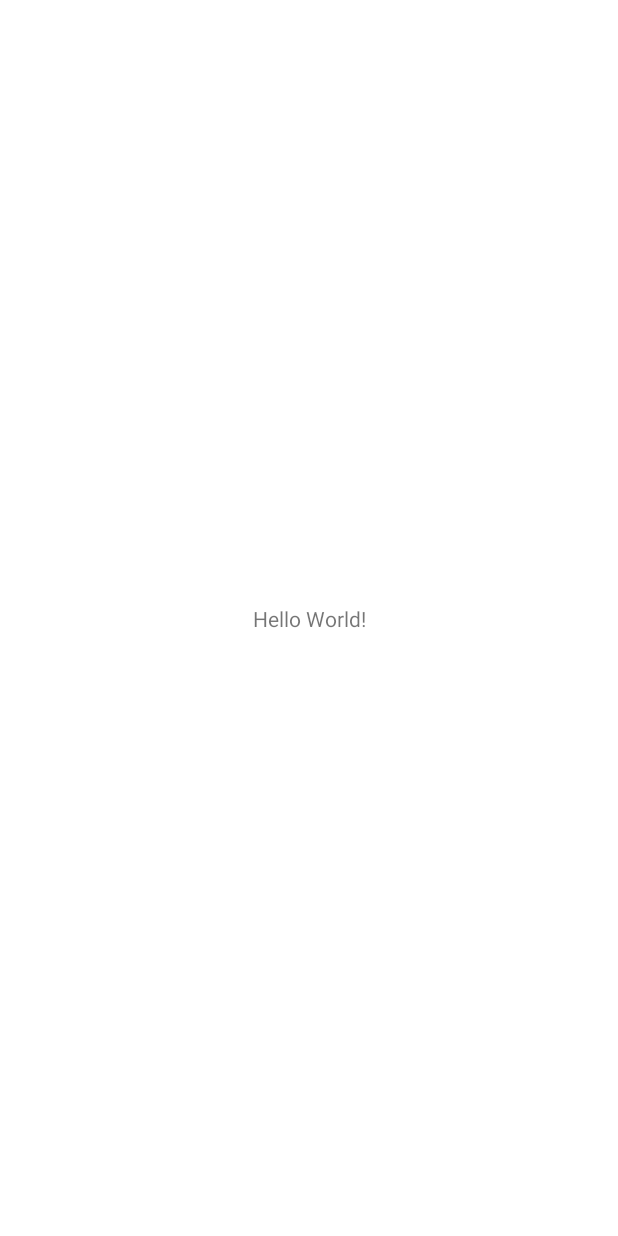
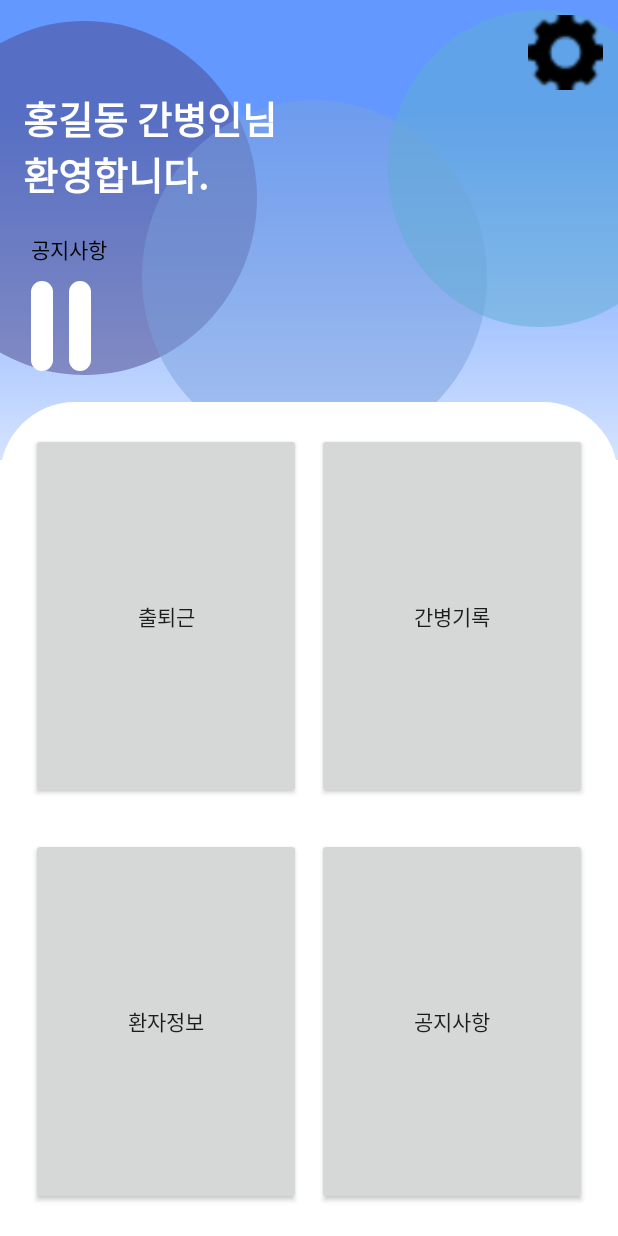
Before and after one commit to carehalcare/carehalcare_manage, an Android app: the MainActivity screen opened directly, with no data from a screen before it, on a phone screen of 412 x 824 dp. Before the commit the screen is almost empty. Run offline under Robolectric (Android 15) with nearby library versions, the phone set to English and light mode, and no system bars.

Commit message:
메인화면 UI

```diff
--- a/app/src/main/AndroidManifest.xml
+++ b/app/src/main/AndroidManifest.xml
@@ -24,9 +24,9 @@
         <activity android:name=".Feature_login.KakaologinActivity" />
         <activity android:name=".Feature_login.SignupActivity"/>
         <activity android:name=".Feature_login.LoginActivity"/>
-        <activity android:name=".PatientinfoActivity"/>
-        <activity android:name=".MainActivity"/>
-        <activity android:name=".NoticeActivity"/>
+        <activity android:name=".Feature_mainpage.PatientinfoActivity"/>
+        <activity android:name=".Feature_mainpage.MainActivity"/>
+        <activity android:name=".Feature_mainpage.NoticeActivity"/>
 
     </application>
 
--- /dev/null
+++ b/app/src/main/java/carehalcare/carehalcare_manage/Feature_mainpage/MainActivity.java
@@ -0,0 +1,62 @@
+package carehalcare.carehalcare_manage.Feature_mainpage;
+
+import androidx.appcompat.app.AppCompatActivity;
+
+import android.content.Intent;
+import android.os.Bundle;
+import android.view.View;
+import android.widget.Button;
+
+import carehalcare.carehalcare_manage.R;
+import carehalcare.carehalcare_manage.RecordActivity;
+
+public class MainActivity extends AppCompatActivity {
+
+
+    private Button commute, write, info, noti;
+
+    @Override
+    protected void onCreate(Bundle savedInstanceState) {
+        super.onCreate(savedInstanceState);
+        setContentView(R.layout.activity_main);
+
+        commute = (Button) findViewById(R.id.menu1);
+        write = (Button) findViewById(R.id.menu2);
+        info = (Button) findViewById(R.id.menu3);
+        noti = (Button) findViewById(R.id.menu4);
+
+        /*
+        commute.setOnClickListener(new View.OnClickListener() {
+            @Override
+            public void onClick(View view) {
+                Intent intent = new Intent(MainActivity.this, MainActivity.class);
+                startActivity(intent);
+            }
+        });
+         */
+        write.setOnClickListener(new View.OnClickListener() {
+            @Override
+            public void onClick(View view) {
+                Intent intent = new Intent(MainActivity.this, RecordActivity.class);
+                startActivity(intent);
+            }
+        });
+
+        info.setOnClickListener(new View.OnClickListener() {
+            @Override
+            public void onClick(View view) {
+                Intent intent = new Intent(MainActivity.this, PatientinfoActivity.class);
+                startActivity(intent);
+            }
+        });
+
+        noti.setOnClickListener(new View.OnClickListener() {
+            @Override
+            public void onClick(View view) {
+                Intent intent = new Intent(MainActivity.this, NoticeActivity.class);
+                startActivity(intent);
+            }
+        });
+
+    }
+}
--- /dev/null
+++ b/app/src/main/res/drawable/background_main.xml
@@ -0,0 +1,37 @@
+<?xml version="1.0" encoding="utf-8"?>
+<layer-list xmlns:android="http://schemas.android.com/apk/res/android">
+    <!-- Rectangle 2 -->
+    <item
+        android:id="@+id/rectangle_2"
+        android:width="500dp"
+        android:height="400dp"
+        android:drawable="@drawable/rectangle_2" />
+
+    <!-- Ellipse 1 -->
+    <item
+        android:id="@+id/ellipse_1"
+        android:width="230dp"
+        android:height="236dp"
+        android:left="-59dp"
+        android:top="14dp"
+        android:drawable="@drawable/ellipse_1" />
+
+    <!-- Ellipse 2 -->
+    <item
+        android:id="@+id/ellipse_2"
+        android:width="230dp"
+        android:height="236dp"
+        android:left="95dp"
+        android:top="67dp"
+        android:drawable="@drawable/ellipse_2" />
+
+    <!-- Ellipse 3 -->
+    <item
+        android:id="@+id/ellipse_3"
+        android:width="202dp"
+        android:height="211dp"
+        android:left="259dp"
+        android:top="7dp"
+        android:drawable="@drawable/ellipse_3" />
+
+</layer-list>
--- a/app/src/main/res/layout/activity_main.xml
+++ b/app/src/main/res/layout/activity_main.xml
@@ -1,18 +1,152 @@
 <?xml version="1.0" encoding="utf-8"?>
-<androidx.constraintlayout.widget.ConstraintLayout xmlns:android="http://schemas.android.com/apk/res/android"
-    xmlns:app="http://schemas.android.com/apk/res-auto"
-    xmlns:tools="http://schemas.android.com/tools"
+<LinearLayout
+    xmlns:android="http://schemas.android.com/apk/res/android"
     android:layout_width="match_parent"
     android:layout_height="match_parent"
-    tools:context=".MainActivity">
+    android:orientation="vertical"
+    android:background="@drawable/background_main">
 
-    <TextView
+    <LinearLayout
         android:layout_width="wrap_content"
         android:layout_height="wrap_content"
-        android:text="Hello World!"
-        app:layout_constraintBottom_toBottomOf="parent"
-        app:layout_constraintEnd_toEndOf="parent"
-        app:layout_constraintStart_toStartOf="parent"
-        app:layout_constraintTop_toTopOf="parent" />
+        android:orientation="horizontal">
 
-</androidx.constraintlayout.widget.ConstraintLayout>
+        <View
+            android:layout_width="0dp"
+            android:layout_height="0dp"
+            android:layout_weight="1" />
+
+        <ImageButton
+            android:id="@+id/btn_setting"
+            android:layout_width="50dp"
+            android:layout_height="50dp"
+            android:gravity="right"
+            android:layout_marginRight="10dp"
+            android:layout_marginTop="10dp"
+            android:background="@mipmap/img_setting"/>
+
+    </LinearLayout>
+
+    <LinearLayout
+        android:layout_width="match_parent"
+        android:layout_height="wrap_content"
+        android:orientation="horizontal">
+
+        <TextView
+            android:layout_width="wrap_content"
+            android:layout_height="wrap_content"
+            android:layout_gravity="left"
+            android:layout_marginLeft="15dp"
+            android:text="홍길동 간병인님\n환영합니다."
+            android:textSize="25dp"
+            android:textColor="@color/white"
+            android:textStyle="bold" />
+
+    </LinearLayout>
+
+    <LinearLayout
+        android:layout_width="wrap_content"
+        android:layout_height="wrap_content"
+        android:layout_margin="15dp"
+        android:orientation="vertical">
+
+        <TextView
+            android:layout_width="wrap_content"
+            android:layout_height="wrap_content"
+            android:layout_margin="5dp"
+            android:text="공지사항"
+            android:textColor="@color/black" />
+
+        <LinearLayout
+            android:layout_width="wrap_content"
+            android:layout_height="wrap_content"
+            android:orientation="horizontal">
+
+            <TextView
+                android:id="@+id/tv_noti1"
+                android:layout_width="0dp"
+                android:layout_height="60dp"
+                android:layout_weight="1"
+                android:layout_margin="5dp"
+                android:padding="7dp"
+                android:textSize="6pt"
+                android:background="@drawable/dialog_radius"
+                android:textColor="@color/black" />
+
+            <TextView
+                android:id="@+id/tv_noti2"
+                android:layout_width="0dp"
+                android:layout_height="60dp"
+                android:layout_weight="1"
+                android:layout_margin="5dp"
+                android:padding="7dp"
+                android:textSize="6pt"
+                android:background="@drawable/dialog_radius"
+                android:textColor="@color/black" />
+
+        </LinearLayout>
+
+    </LinearLayout>
+
+    <LinearLayout
+        android:layout_width="match_parent"
+        android:layout_height="match_parent"
+        android:background="@drawable/radius_rec"
+        android:orientation="vertical">
+
+        <TableLayout
+        android:layout_width="match_parent"
+        android:layout_height="match_parent"
+        android:gravity="center"
+        android:orientation="vertical" >
+
+        <TableRow
+            android:layout_width="match_parent"
+            android:layout_height="match_parent"
+            android:layout_margin="15dp"
+            android:layout_weight="1" >
+
+            <androidx.appcompat.widget.AppCompatButton
+                android:id="@+id/menu1"
+                android:layout_width="match_parent"
+                android:layout_height="match_parent"
+                android:layout_weight="1"
+                android:layout_margin="5dp"
+                android:text="출퇴근" />
+
+            <androidx.appcompat.widget.AppCompatButton
+                android:id="@+id/menu2"
+                android:layout_width="match_parent"
+                android:layout_height="match_parent"
+                android:layout_weight="1"
+                android:layout_margin="5dp"
+                android:text="간병기록"/>
+        </TableRow>
+
+        <TableRow
+            android:layout_width="match_parent"
+            android:layout_height="match_parent"
+            android:layout_weight="1"
+            android:layout_marginLeft="15dp"
+            android:layout_marginRight="15dp"
+            android:layout_marginBottom="15dp">
+
+            <androidx.appcompat.widget.AppCompatButton
+                android:id="@+id/menu3"
+                android:layout_width="match_parent"
+                android:layout_height="match_parent"
+                android:layout_weight="1"
+                android:layout_margin="5dp"
+                android:text="환자정보"/>
+
+            <androidx.appcompat.widget.AppCompatButton
+                android:id="@+id/menu4"
+                android:layout_width="match_parent"
+                android:layout_height="match_parent"
+                android:layout_weight="1"
+                android:layout_margin="5dp"
+                android:text="공지사항"/>
+        </TableRow>
+    </TableLayout>
+    </LinearLayout>
+</LinearLayout>
```
Also changed, not shown: app/src/main/java/carehalcare/carehalcare_manage/Feature_mainpage/NoticeActivity.java (added, +43 -0 lines), app/src/main/java/carehalcare/carehalcare_manage/Feature_mainpage/PatientinfoActivity.java (added, +44 -0 lines), app/src/main/java/carehalcare/carehalcare_manage/MainActivity.java (deleted, +0 -14 lines), app/src/main/res/layout/activity_notice.xml (added, +94 -0 lines), app/src/main/res/layout/activity_patientinfo.xml (added, +286 -0 lines).
